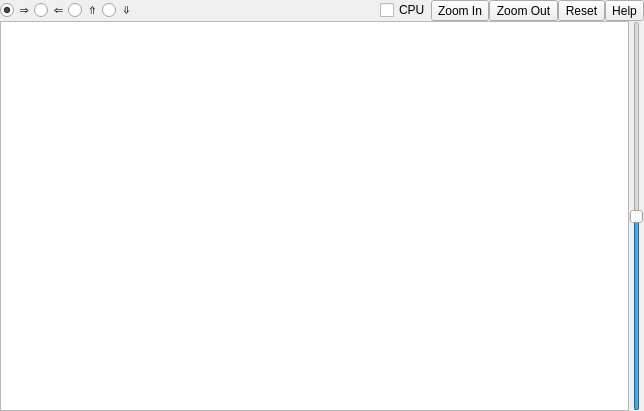
The window that Qt/qt4_mixer_widget.ui (kmatheussen/radium) describes before a commit, drawn with Qt 5.
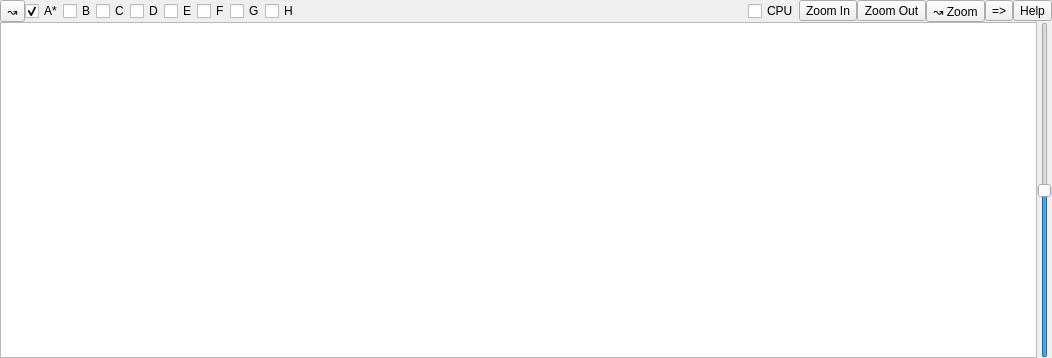
The same window after the commit.

Commit message: mixer a/b testing

```diff
--- a/Qt/qt4_mixer_widget.ui
+++ b/Qt/qt4_mixer_widget.ui
@@ -6,8 +6,8 @@
    <rect>
     <x>0</x>
     <y>0</y>
-    <width>644</width>
-    <height>411</height>
+    <width>1052</width>
+    <height>358</height>
    </rect>
   </property>
   <property name="windowTitle">
@@ -31,13 +31,35 @@
    </property>
    <item>
     <layout class="QHBoxLayout" name="horizontalLayout">
+     <property name="spacing">
+      <number>0</number>
+     </property>
      <item>
-      <widget class="QRadioButton" name="right_button">
+      <widget class="QToolButton" name="ab_reset">
+       <property name="sizePolicy">
+        <sizepolicy hsizetype="Fixed" vsizetype="Fixed">
+         <horstretch>0</horstretch>
+         <verstretch>0</verstretch>
+        </sizepolicy>
+       </property>
+       <property name="maximumSize">
+        <size>
+         <width>16777215</width>
+         <height>16777215</height>
+        </size>
+       </property>
        <property name="toolTip">
         <string>Signal flow: left to right.</string>
        </property>
        <property name="text">
-        <string>⇒</string>
+        <string>↝</string>
+       </property>
+      </widget>
+     </item>
+     <item>
+      <widget class="QCheckBox" name="ab_a">
+       <property name="text">
+        <string>A*</string>
        </property>
        <property name="checked">
         <bool>true</bool>
@@ -45,33 +67,67 @@
       </widget>
      </item>
      <item>
-      <widget class="QRadioButton" name="left_button">
-       <property name="toolTip">
-        <string>Signal flow: right to left.</string>
+      <widget class="QCheckBox" name="ab_b">
+       <property name="text">
+        <string>B</string>
        </property>
+       <attribute name="buttonGroup">
+        <string notr="true">buttonGroup</string>
+       </attribute>
+      </widget>
+     </item>
+     <item>
+      <widget class="QCheckBox" name="ab_c">
        <property name="text">
-        <string>⇐</string>
+        <string>C</string>
        </property>
       </widget>
      </item>
      <item>
-      <widget class="QRadioButton" name="up_button">
-       <property name="toolTip">
-        <string>Signal flow: bottom to top.</string>
+      <widget class="QCheckBox" name="ab_d">
+       <property name="text">
+        <string>D</string>
        </property>
+       <attribute name="buttonGroup">
+        <string notr="true">buttonGroup</string>
+       </attribute>
+      </widget>
+     </item>
+     <item>
+      <widget class="QCheckBox" name="ab_e">
        <property name="text">
-        <string>⇑</string>
+        <string>E</string>
        </property>
       </widget>
      </item>
      <item>
-      <widget class="QRadioButton" name="down_button">
-       <property name="toolTip">
-        <string>Signal flow: Top to bottom.</string>
+      <widget class="QCheckBox" name="ab_f">
+       <property name="text">
+        <string>F</string>
        </property>
+       <attribute name="buttonGroup">
+        <string notr="true">buttonGroup</string>
+       </attribute>
+      </widget>
+     </item>
+     <item>
+      <widget class="QCheckBox" name="ab_g">
        <property name="text">
-        <string>⇓</string>
+        <string>G</string>
        </property>
+       <attribute name="buttonGroup">
+        <string notr="true">buttonGroup</string>
+       </attribute>
+      </widget>
+     </item>
+     <item>
+      <widget class="QCheckBox" name="ab_h">
+       <property name="text">
+        <string>H</string>
+       </property>
+       <attribute name="buttonGroup">
+        <string notr="true">buttonGroup</string>
+       </attribute>
       </widget>
      </item>
      <item>
@@ -114,7 +170,20 @@
         <string>Reset zoom to default value.</string>
        </property>
        <property name="text">
-        <string>Reset</string>
+        <string>↝ Zoom</string>
+       </property>
+      </widget>
+     </item>
+     <item>
+      <widget class="QToolButton" name="mixer_direction_menu_button">
+       <property name="sizePolicy">
+        <sizepolicy hsizetype="Fixed" vsizetype="Fixed">
+         <horstretch>0</horstretch>
+         <verstretch>0</verstretch>
+        </sizepolicy>
+       </property>
+       <property name="text">
+        <string>=&gt;</string>
        </property>
       </widget>
      </item>
@@ -129,6 +198,9 @@
    </item>
    <item>
     <layout class="QHBoxLayout" name="mixer_layout">
+     <property name="spacing">
+      <number>0</number>
+     </property>
      <item>
       <widget class="QGraphicsView" name="view">
        <property name="autoFillBackground">
```
Left out of the diff: 14 changed lines with no effect on the pictures. The commit also changes 26 other files.
